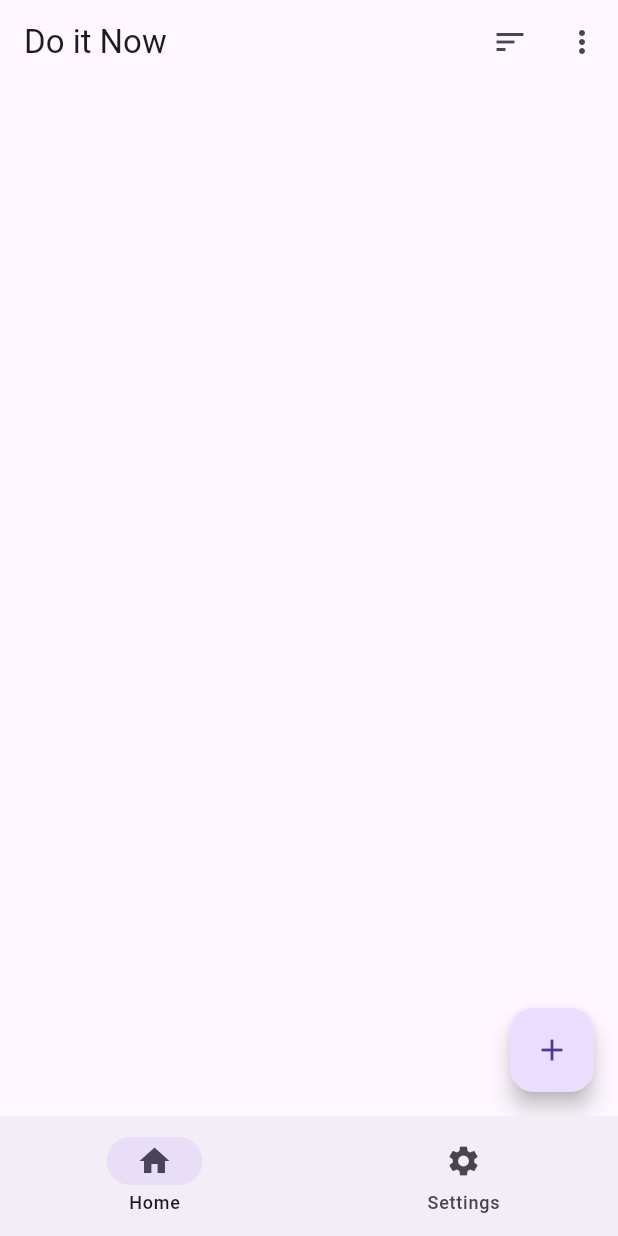
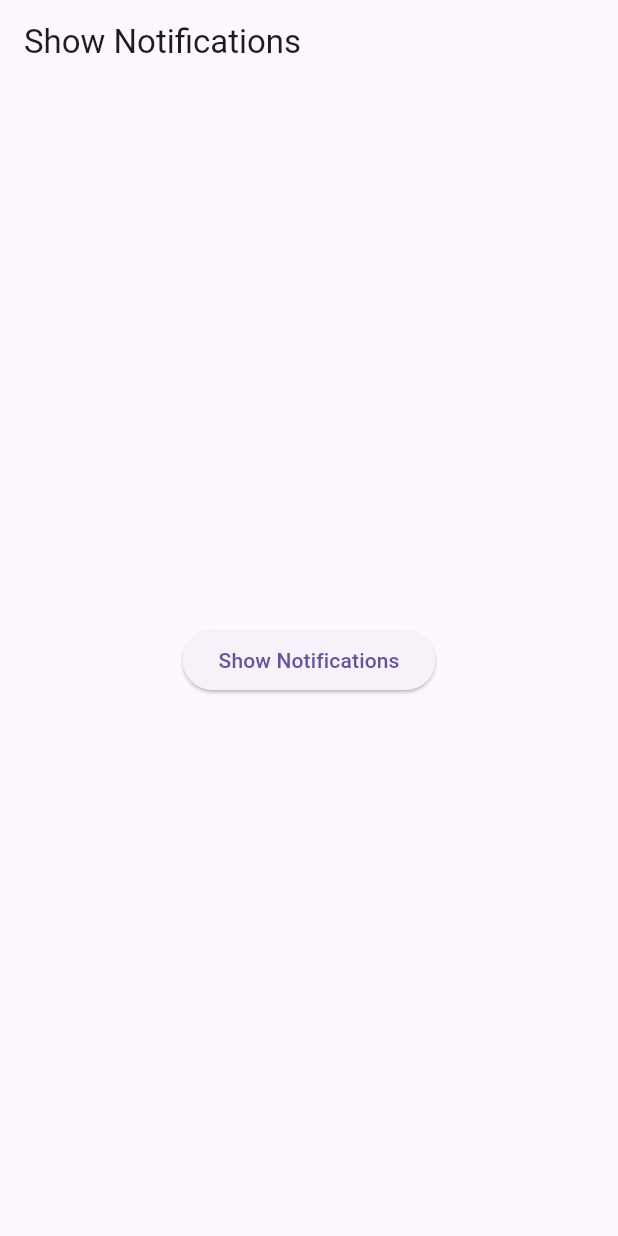
Before and after one commit to mohammadaminiaf/Planner, a Flutter app: the screen it shows after launch, on a phone screen of 412 x 824 dp. Run offline on Flutter 3.47's test engine with Material 3 defaults, Android fonts, the phone set to English and light mode, and no system bars; our stand-ins replace awesome_notifications, equatable, flutter_bloc, fluttertoast, get_it, shared_preferences and 1 more; accounts and stored records are empty; generated files the repository leaves out were written again.

Commit message:
added basic notification by click (not for tasks)

```diff
--- /dev/null
+++ b/lib/features/notifications/domain/controllers/notification_controller.dart
@@ -0,0 +1,38 @@
+import 'package:awesome_notifications/awesome_notifications.dart';
+
+class NotificationController {
+  /// Use this method to detect when a new notification or a schedule is created
+  @pragma("vm:entry-point")
+  static Future<void> onNotificationCreatedMethod(
+      ReceivedNotification receivedNotification) async {
+    // Your code goes here
+  }
+
+  /// Use this method to detect every time that a new notification is displayed
+  @pragma("vm:entry-point")
+  static Future<void> onNotificationDisplayedMethod(
+      ReceivedNotification receivedNotification) async {
+    // Your code goes here
+  }
+
+  /// Use this method to detect if the user dismissed a notification
+  @pragma("vm:entry-point")
+  static Future<void> onDismissActionReceivedMethod(
+      ReceivedAction receivedAction) async {
+    // Your code goes here
+  }
+
+  /// Use this method to detect when the user taps on a notification or action button
+  @pragma("vm:entry-point")
+  static Future<void> onActionReceivedMethod(
+      ReceivedAction receivedAction) async {
+    // Your code goes here
+
+    // Navigate into pages, avoiding to open the notification details page over another details page already opened
+    // MyApp.navigatorKey.currentState?.pushNamedAndRemoveUntil(
+    //     '/notification-page',
+    //     (route) =>
+    //         (route.settings.name != '/notification-page') || route.isFirst,
+    //     arguments: receivedAction);
+  }
+}
--- /dev/null
+++ b/lib/features/notifications/presentation/screens/notifications_test_screen.dart
@@ -0,0 +1,68 @@
+import 'package:awesome_notifications/awesome_notifications.dart';
+import 'package:flutter/material.dart';
+
+import '/features/notifications/domain/controllers/notification_controller.dart';
+import '/features/notifications/utils/utils.dart';
+
+class NotificationsTest extends StatefulWidget {
+  const NotificationsTest({super.key});
+
+  static final GlobalKey<NavigatorState> navigatorKey =
+      GlobalKey<NavigatorState>();
+
+  static const String name = 'Awesome Notifications - Example App';
+  static const Color mainColor = Colors.deepPurple;
+
+  @override
+  State<NotificationsTest> createState() => _NotificationsTestState();
+}
+
+class _NotificationsTestState extends State<NotificationsTest> {
+  @override
+  void initState() {
+    // Only after at least the action method is set, the notification events are delivered
+    AwesomeNotifications().setListeners(
+      onActionReceivedMethod: NotificationController.onActionReceivedMethod,
+      onNotificationCreatedMethod:
+          NotificationController.onNotificationCreatedMethod,
+      onNotificationDisplayedMethod:
+          NotificationController.onNotificationDisplayedMethod,
+      onDismissActionReceivedMethod:
+          NotificationController.onDismissActionReceivedMethod,
+    );
+
+    super.initState();
+  }
+
+  @override
+  Widget build(BuildContext context) {
+    return Scaffold(
+      appBar: AppBar(
+        title: const Text('Show Notifications'),
+      ),
+      body: Padding(
+        padding: const EdgeInsets.symmetric(
+          horizontal: 24,
+          vertical: 16,
+        ),
+        child: Column(
+          mainAxisAlignment: MainAxisAlignment.center,
+          children: [
+            const SizedBox(width: double.infinity),
+            ElevatedButton(
+              onPressed: () {
+                showNotification(
+                  title: 'Task Time',
+                  body: 'Task needs to be perfomed or ignored',
+                  bigPictureUrl: 'assets/images/splash.jfif',
+                  largeIconUrl: 'assets/icons/icon3.png',
+                );
+              },
+              child: const Text('Show Notifications'),
+            ),
+          ],
+        ),
+      ),
+    );
+  }
+}
--- a/lib/main.dart
+++ b/lib/main.dart
@@ -2,10 +2,11 @@ import 'package:flutter/material.dart';
 import 'package:flutter_bloc/flutter_bloc.dart';
 import 'package:flutter_gen/gen_l10n/app_localizations.dart';
 import 'package:flutter_localizations/flutter_localizations.dart';
-import 'package:planner/app/theme/app_theme.dart';
-import 'package:planner/features/settings/constants/constants.dart';
 
-import '/core/screens/home_screen.dart';
+import '/app/theme/app_theme.dart';
+import '/features/notifications/notifications.dart';
+import '/features/notifications/presentation/screens/notifications_test_screen.dart';
+import '/features/settings/constants/constants.dart';
 import '/features/settings/presentation/business_logic/cubits/locale_cubit.dart';
 import '/features/settings/presentation/business_logic/cubits/theme_cubit.dart';
 import '/features/tasks/presentation/bloc/tasks_bloc.dart';
@@ -16,6 +17,7 @@ void main() async {
   WidgetsFlutterBinding.ensureInitialized();
   // init locator
   await setup();
+  setupNotifications();
   runApp(
     const MyApp(),
   );
@@ -74,7 +76,7 @@ class MyApp extends StatelessWidget {
                 ],
                 debugShowCheckedModeBanner: false,
                 locale: Locale(locale),
-                home: const HomeScreen(),
+                home: const NotificationsTest(),
               );
             },
           );
--- a/pubspec.yaml
+++ b/pubspec.yaml
@@ -83,6 +83,7 @@ flutter:
   assets:
     - assets/images/
     - assets/icons/
+    - assets/sounds/
 
   # An image asset can refer to one or more resolution-specific "variants", see
   # https://flutter.dev/assets-and-images/#resolution-aware
```
Also changed, not shown: lib/features/notifications/notifications.dart (added, +27 -0 lines), lib/features/notifications/utils/utils.dart (added, +29 -0 lines), 8 other files.
